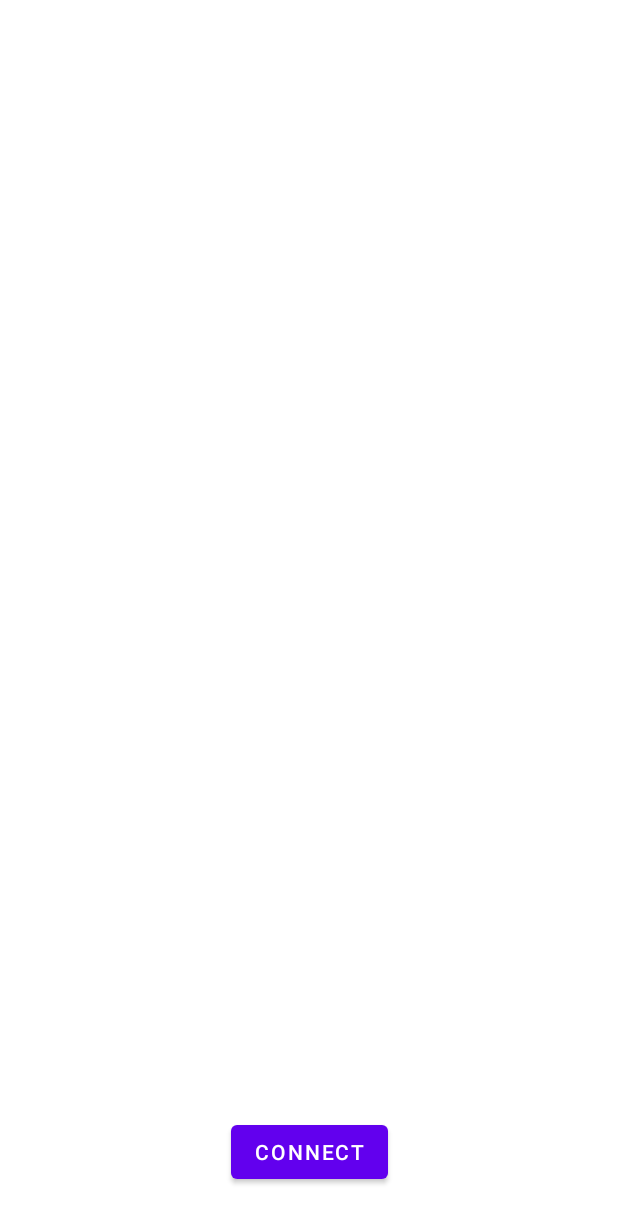
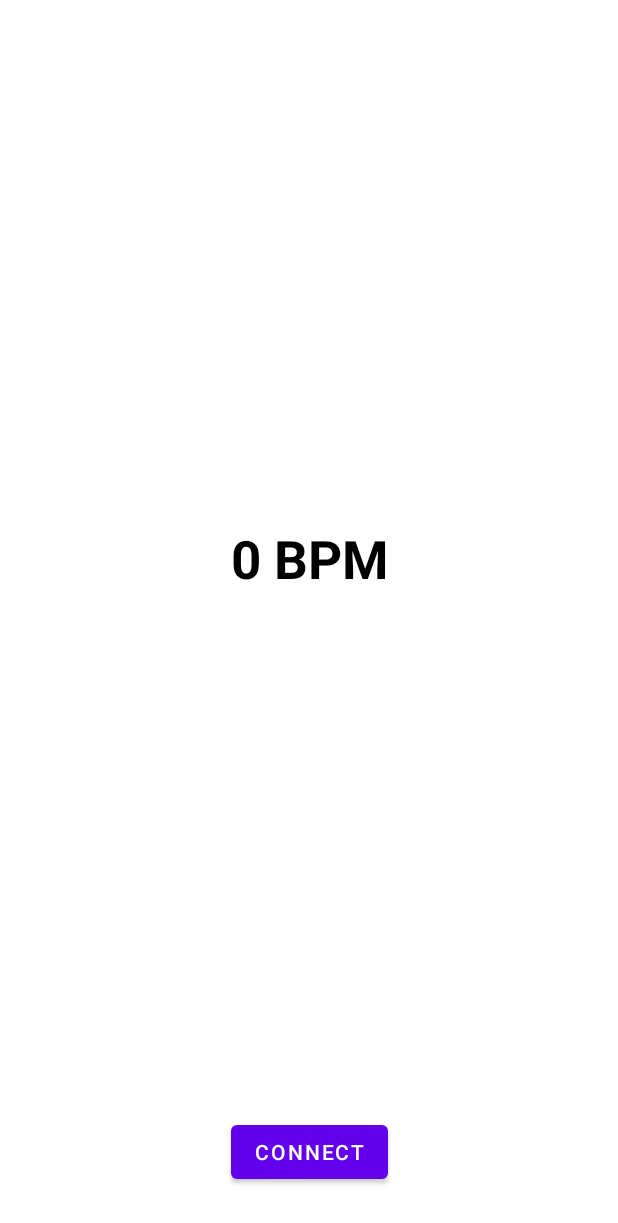
Before and after one commit to ChatchaiBuekban/BLE-Example, an Android app: the layout activity_main.xml on its own in the app's theme, with its tools: preview values and no code run, on a phone screen of 412 x 824 dp. Shown: the top 1223 px of the screen. Run offline under Robolectric (Android 15) with nearby library versions, the phone set to English and light mode, and no system bars.

Commit message:
Show heart rate measurement to textview in main activity

```diff
--- a/app/src/main/res/layout/activity_main.xml
+++ b/app/src/main/res/layout/activity_main.xml
@@ -15,4 +15,17 @@
         app:layout_constraintBottom_toBottomOf="parent"
         app:layout_constraintEnd_toEndOf="parent"
         app:layout_constraintStart_toStartOf="parent" />
+
+    <TextView
+        android:id="@+id/hearRate_textview"
+        android:layout_width="wrap_content"
+        android:layout_height="wrap_content"
+        android:text="0 BPM"
+        android:textColor="#000000"
+        android:textSize="35sp"
+        android:textStyle="bold"
+        app:layout_constraintBottom_toTopOf="@+id/connect_button"
+        app:layout_constraintEnd_toEndOf="parent"
+        app:layout_constraintStart_toStartOf="parent"
+        app:layout_constraintTop_toTopOf="parent" />
 </androidx.constraintlayout.widget.ConstraintLayout>
```
Also changed, not shown: app/src/main/java/com/chatchai/android/ble_example/MainActivity.kt (+13 -0 lines), app/src/main/java/com/chatchai/android/ble_example/service/BluetoothService.kt (+6 -2 lines).
